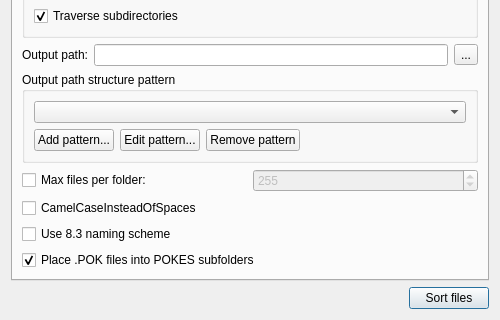
Above: ui/SorterLauncher.ui from ladyeklipse/ZX-Pokemaster before the change; both pictures show x 0 to 500 and y 230 to 550 of the 500 by 550 pixel window. Below: the same form after it.
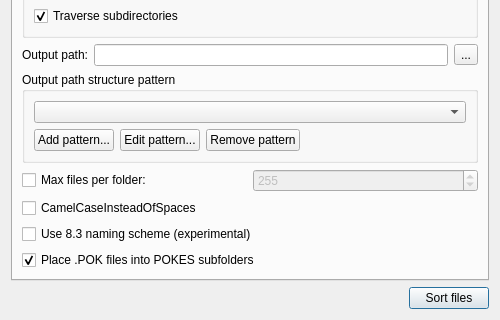
That is the form after the change. The open tabs and pages were chosen to show the change. Icons and pictures are not drawn.

Diff of the .ui file:
```diff
--- a/ui/SorterLauncher.ui
+++ b/ui/SorterLauncher.ui
@@ -245,7 +245,7 @@
           <enum>Qt::NoFocus</enum>
          </property>
          <property name="text">
-          <string>Use 8.3 naming scheme</string>
+          <string>Use 8.3 naming scheme (experimental)</string>
          </property>
         </widget>
        </item>
```
Left out of the diff: 2 changed lines with no effect on the pictures.
